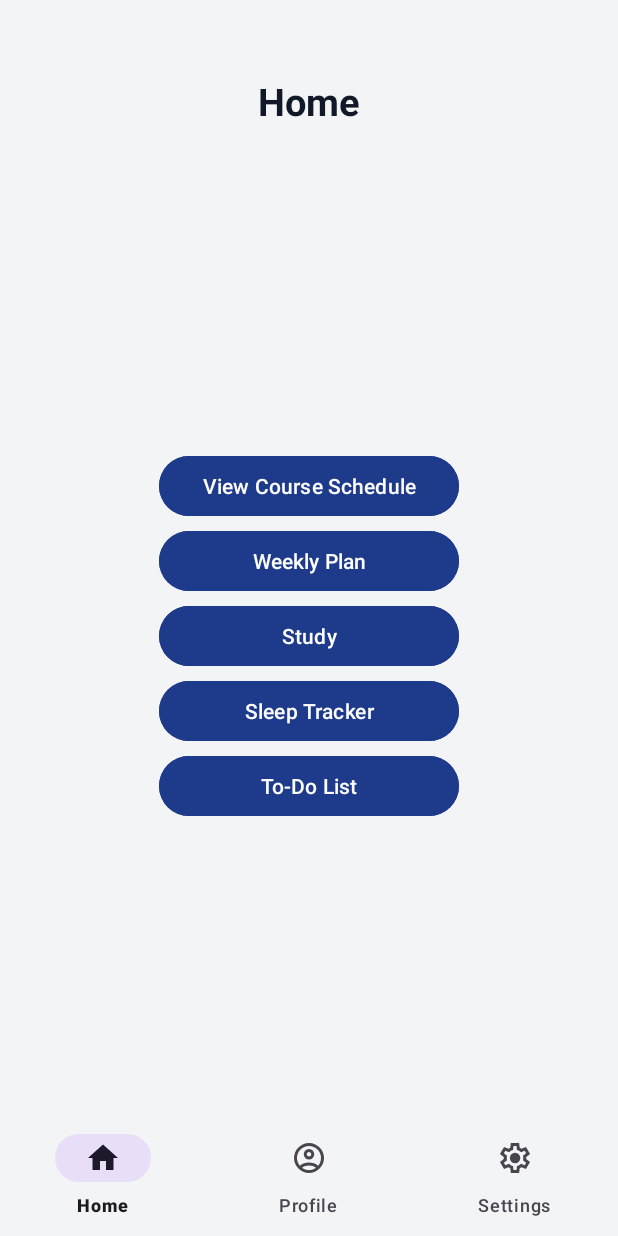
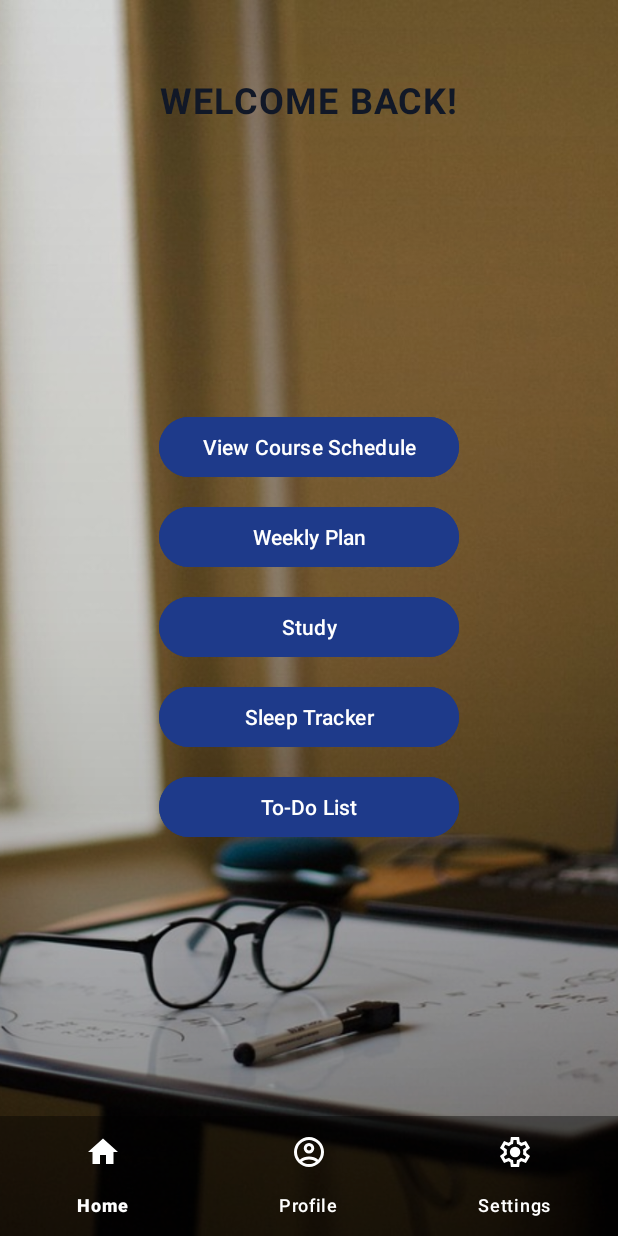
Before and after one commit to raidenabe/COMP-2160-App-Project, an Android app: the HomeFragment screen opened directly, with no data from a screen before it, on a phone screen of 412 x 824 dp. Run offline under Robolectric (Android 15) with nearby library versions, the phone set to English and light mode, and no system bars.

Commit message:
HomePage and StartUp Page UI

```diff
--- a/app/src/main/java/com/example/studentspecificproductivityapp/StudyAdapter.java
+++ b/app/src/main/java/com/example/studentspecificproductivityapp/StudyAdapter.java
@@ -40,7 +40,8 @@ public class StudyAdapter extends RecyclerView.Adapter<StudyAdapter.ViewHolder>
 
         long hours = model.getDuration() / 3600000;
         long minutes = (model.getDuration() % 3600000) / 60000;
-        holder.studyDuration.setText(String.format(Locale.getDefault(), "Duration: %dh %dm", hours, minutes));
+        long seconds = ((model.getDuration() % 60000) / 1000);
+        holder.studyDuration.setText(String.format(Locale.getDefault(), "Duration: %dh %dm %ds", hours, minutes,seconds));
 
         SimpleDateFormat sdf = new SimpleDateFormat("MMM dd, yyyy hh:mm a", Locale.getDefault());
         holder.studyDate.setText(sdf.format(new Date(model.getStartTime())));
--- a/app/src/main/res/drawable/card_background.xml
+++ b/app/src/main/res/drawable/card_background.xml
@@ -1,6 +1,6 @@
 <?xml version="1.0" encoding="utf-8"?>
 <shape xmlns:android="http://schemas.android.com/apk/res/android">
-    <solid android:color="@android:color/white"/>
+    <solid android:color="@color/cardBackground"/>
     <corners android:radius="20dp"/>
     <padding android:left="20dp" android:top="20dp" android:right="20dp" android:bottom="20dp"/>
     <stroke android:width="1dp" android:color="#22000000"/>
--- a/app/src/main/res/drawable/card_bg.xml
+++ /dev/null
@@ -1,4 +0,0 @@
-<?xml version="1.0" encoding="utf-8"?>
-<selector xmlns:android="http://schemas.android.com/apk/res/android">
-
-</selector>
--- /dev/null
+++ b/app/src/main/res/drawable/home_gradient.xml
@@ -0,0 +1,7 @@
+<shape xmlns:android="http://schemas.android.com/apk/res/android">
+    <gradient
+        android:startColor="#66000000"
+        android:centerColor="#22000000"
+        android:endColor="#00000000"
+        android:angle="90"/>
+</shape>
--- /dev/null
+++ b/app/src/main/res/drawable/singn_in_fixed.xml
@@ -0,0 +1,5 @@
+<bitmap xmlns:android="http://schemas.android.com/apk/res/android"
+    android:src="@drawable/signinsignupimage"
+    android:gravity="center"
+    android:tileMode="disabled"
+    android:antialias="true" />
--- a/app/src/main/res/layout/activity_create_account.xml
+++ b/app/src/main/res/layout/activity_create_account.xml
@@ -7,7 +7,7 @@
     android:layout_height="match_parent"
     android:orientation="vertical"
     tools:context=".CreateAccountActivity"
-    android:background="@color/background">
+    android:background="@drawable/singn_in_fixed">
 
     <ImageView
         android:id="@+id/createAccountImage"
--- a/app/src/main/res/layout/activity_login.xml
+++ b/app/src/main/res/layout/activity_login.xml
@@ -7,7 +7,7 @@
     android:layout_height="match_parent"
     android:orientation="vertical"
     tools:context=".LoginActivity"
-    android:background="@color/background">
+    android:background="@drawable/singn_in_fixed">
 
     <ImageView
         android:id="@+id/imageView"
--- a/app/src/main/res/layout/activity_main.xml
+++ b/app/src/main/res/layout/activity_main.xml
@@ -7,12 +7,13 @@
     android:layout_height="match_parent"
     android:orientation="vertical"
     tools:context=".MainActivity"
-    android:background="@color/background"
+    android:background="@color/black"
     >
 
     <androidx.viewpager2.widget.ViewPager2
         android:id="@+id/viewPager"
         android:layout_width="match_parent"
+        android:backgroundTint="@color/black"
         android:layout_height="match_parent" />
 
     <com.google.android.material.bottomnavigation.BottomNavigationView
@@ -20,9 +21,12 @@
         android:layout_width="match_parent"
         android:layout_height="wrap_content"
         android:layout_gravity="bottom"
-        android:background="@color/transparent"
+        android:background="#66000000"
         app:layout_constraintBottom_toBottomOf="parent"
         app:layout_constraintStart_toStartOf="parent"
         app:layout_constraintStart_toEndOf="parent"
+        app:itemIconTint="@color/white"
+        app:itemTextColor="@color/white"
+        app:itemActiveIndicatorStyle="@color/primaryText"
         app:menu="@menu/bottom_navigation_menu" />
 </androidx.constraintlayout.widget.ConstraintLayout>
--- a/app/src/main/res/layout/activity_start_up.xml
+++ b/app/src/main/res/layout/activity_start_up.xml
@@ -7,7 +7,7 @@
     android:layout_height="match_parent"
     android:orientation="vertical"
     tools:context=".StartUpActivity"
-    android:background="@color/background">
+    android:background="@drawable/singn_in_fixed">
 
     <ImageView
         android:id="@+id/startUpScreenImage"
--- a/app/src/main/res/layout/fragment_home.xml
+++ b/app/src/main/res/layout/fragment_home.xml
@@ -1,31 +1,55 @@
 <?xml version="1.0" encoding="utf-8"?>
-<FrameLayout xmlns:android="http://schemas.android.com/apk/res/android"
+
+<FrameLayout
+    xmlns:android="http://schemas.android.com/apk/res/android"
+    xmlns:app="http://schemas.android.com/apk/res-auto"
     xmlns:tools="http://schemas.android.com/tools"
     android:layout_width="match_parent"
     android:layout_height="match_parent"
     tools:context=".HomeFragment"
-    android:background="@color/background">
+    android:background="@color/background"
+    android:layout_marginBottom="15sp">
+
+
+    <ImageView
+        android:id="@+id/bgImage"
+        android:layout_width="match_parent"
+        android:layout_height="match_parent"
+        android:src="@drawable/hero"
+        android:scaleType="centerCrop"
+        android:contentDescription="@null" />
+    <View
+        android:layout_width="match_parent"
+        android:layout_height="match_parent"
+        android:background="@drawable/home_gradient" />
+
 
     <TextView
-        android:id="@+id/homeTitle"
+        android:id="@+id/profileTitle"
         android:layout_width="wrap_content"
         android:layout_height="wrap_content"
+        android:textStyle="bold"
+        android:textSize="24sp"
+        android:letterSpacing="0.03"
+        android:layout_marginTop="50dp"
+        android:text="WELCOME BACK!"
+        android:textColor="@color/primaryText"
         android:layout_gravity="center_horizontal"
-        android:layout_marginTop="50dp"
-        android:textStyle="bold"
-        android:textSize="25sp"
-        android:text="@string/home_title"
-        android:textColor="@color/primaryText"
-        />
-
+        android:layout_marginBottom="24dp"/>
+    <LinearLayout
+        android:layout_width="match_parent"
+        android:layout_height="match_parent"
+        android:orientation="vertical"
+        android:gravity="center_horizontal|center_vertical">
     <Button
         android:id="@+id/courseScheduleButton"
         android:layout_width="200dp"
         android:layout_height="wrap_content"
         android:layout_gravity="center_horizontal"
-        android:layout_marginTop="300dp"
         android:text="@string/view_course_schedule"
         android:backgroundTint="@color/primaryBtn"
+        android:layout_marginTop="12dp"
+        android:padding="5dp"
         android:textColor="@color/white"
         />
 
@@ -34,9 +58,9 @@
         android:layout_width="200dp"
         android:layout_height="wrap_content"
         android:layout_gravity="center_horizontal"
-        android:layout_marginTop="350dp"
         android:text="@string/weekly_plan"
         android:backgroundTint="@color/primaryBtn"
+        android:layout_marginTop="12dp"
         android:textColor="@color/white"
         />
 
@@ -45,9 +69,9 @@
         android:layout_width="200dp"
         android:layout_height="wrap_content"
         android:layout_gravity="center_horizontal"
-        android:layout_marginTop="400dp"
         android:text="@string/study"
         android:backgroundTint="@color/primaryBtn"
+        android:layout_marginTop="12dp"
         android:textColor="@color/white"
         />
 
@@ -56,9 +80,9 @@
         android:layout_width="200dp"
         android:layout_height="wrap_content"
         android:layout_gravity="center_horizontal"
-        android:layout_marginTop="450dp"
         android:text="@string/sleep_tracker"
         android:backgroundTint="@color/primaryBtn"
+        android:layout_marginTop="12dp"
         android:textColor="@color/white"
         />
 
@@ -67,11 +91,13 @@
         android:layout_width="200dp"
         android:layout_height="wrap_content"
         android:layout_gravity="center_horizontal"
-        android:layout_marginTop="500dp"
         android:text="@string/to_do_list"
         android:backgroundTint="@color/primaryBtn"
+        android:layout_marginTop="12dp"
         android:textColor="@color/white"
         />
+    </LinearLayout>
+
 
 
 </FrameLayout>
--- a/app/src/main/res/layout/fragment_profile.xml
+++ b/app/src/main/res/layout/fragment_profile.xml
@@ -11,7 +11,6 @@
         android:layout_height="wrap_content"
         android:orientation="vertical"
         android:padding="24dp">
-
 
         <TextView
             android:id="@+id/profileTitle"
--- a/app/src/main/res/layout/item_sleep_record.xml
+++ b/app/src/main/res/layout/item_sleep_record.xml
@@ -5,8 +5,8 @@
     android:layout_width="match_parent"
     android:layout_height="wrap_content"
     android:orientation="horizontal"
-    android:background="@drawable/card_bg"
     android:layout_margin="10dp"
+    android:gravity="center"
     android:elevation="4dp"
     android:padding="12dp"
     tools:context=".CreateAccountActivity">
@@ -15,6 +15,7 @@
             android:layout_width="0dp"
             android:layout_weight="7"
             android:layout_height="wrap_content"
+            android:background="@drawable/card_background"
             android:orientation="vertical"
             android:gravity="center_vertical">
 
--- a/app/src/main/res/layout/item_task.xml
+++ b/app/src/main/res/layout/item_task.xml
@@ -4,8 +4,8 @@
     android:layout_width="match_parent"
     android:layout_height="wrap_content"
     android:orientation="horizontal"
-    android:background="@drawable/card_bg"
     android:padding="12dp"
+    android:gravity="center"
     android:layout_margin="10dp"
     android:elevation="4dp"
     tools:context=".CreateAccountActivity">
@@ -14,6 +14,7 @@
         android:layout_width="0dp"
         android:layout_weight="7"
         android:layout_height="wrap_content"
+        android:background="@drawable/card_background"
         android:orientation="horizontal"
         android:gravity="center_vertical">
 
--- a/app/src/main/res/values-night/themes.xml
+++ b/app/src/main/res/values-night/themes.xml
@@ -12,5 +12,6 @@
         <color name="secondaryBtn">#3B82F6</color>
         <color name="primaryicons">#FFFFFF</color>
         <color name="cardBackground">#1E293B</color>
+        <color name="darkBg"></color>
 
 </resources>
--- a/app/src/main/res/values/colors.xml
+++ b/app/src/main/res/values/colors.xml
@@ -12,4 +12,5 @@
     <color name="secondaryText">#374151</color>
     <color name="primaryicons">#1E3A8A</color>
     <color name="cardBackground">#FFFFFF</color>
+    <color name="darkBg">@null</color>
 </resources>
```
Also changed, not shown: app/src/main/java/com/example/studentspecificproductivityapp/ProfileFragment.java (+10 -2 lines), app/src/main/res/drawable/hero.jpg (added), app/src/main/res/drawable/signinsignupimage.jpg (added).
